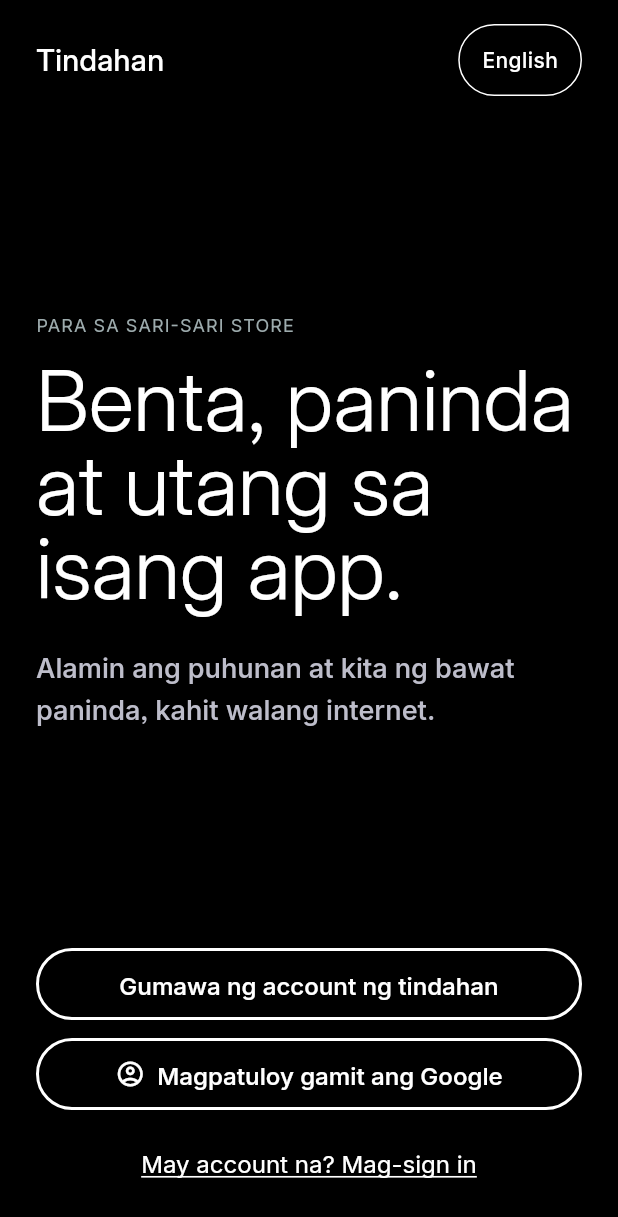
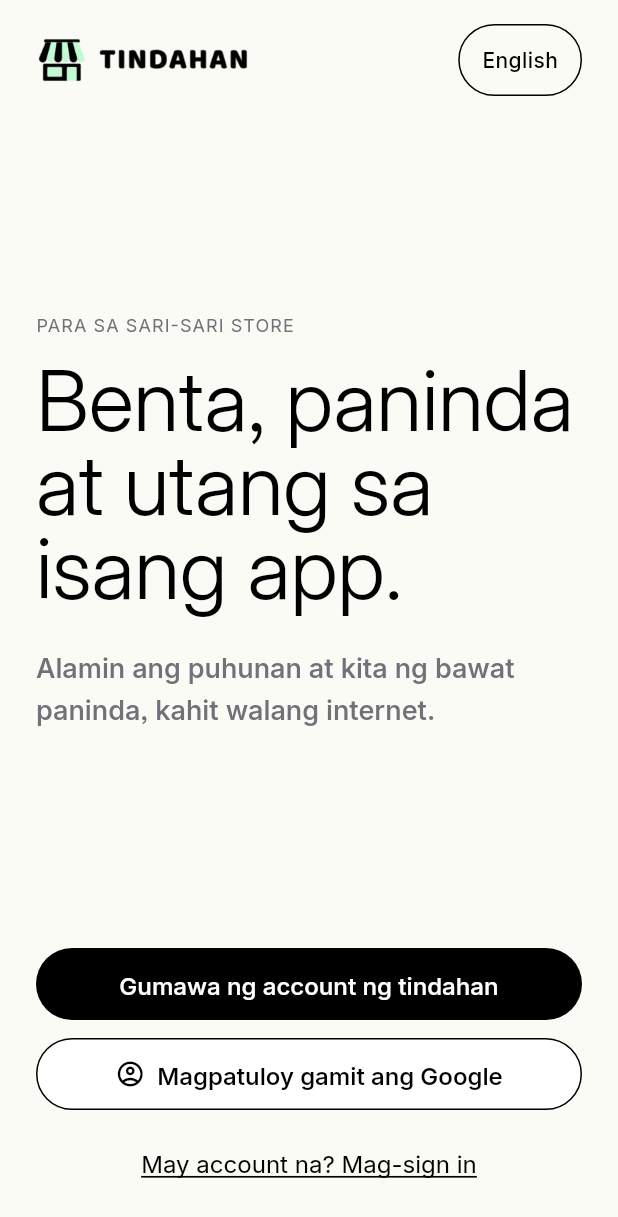
Before and after one commit to zipzap00/tindahan-pos, a Flutter app: the screen it shows after launch, after a tap on "Filipino", on a phone screen of 412 x 824 dp. Shown: the top 1217 px of the screen. Run offline on Flutter 3.47's test engine with Material 3 defaults, Android fonts, the phone set to English and light mode, and no system bars; our stand-ins replace cloud_firestore, firebase_auth, firebase_core, share_plus, shared_preferences; accounts and stored records are empty.

Commit message:
Brand the welcome and loading screens with the Tindahan logo
The welcome screen now uses the same cream canvas as the rest of the
app, with the logo top-left. The owner's logo is recoloured to ink and
aloe on a transparent background (assets/images/logo.png, AppLogo).
Start-up shows a branded loading screen for at least 1.5 s, then fades
to the next screen. Android launch and web page backgrounds are cream
so there is no white flash.

Co-Authored-By: Claude Opus 5.5 <noreply@anthropic.com>

```diff
--- a/lib/app.dart
+++ b/lib/app.dart
@@ -1,3 +1,5 @@
+import 'dart:async';
+
 import 'package:cloud_firestore/cloud_firestore.dart' show FirebaseFirestore;
 import 'package:firebase_auth/firebase_auth.dart';
 import 'package:flutter/material.dart';
@@ -114,8 +116,35 @@ class _SessionScopeHostState extends State<_SessionScopeHost> {
   }
 }
 
-class AuthGate extends StatelessWidget {
+/// Picks the home screen from the session state. At start-up the branded
+/// splash stays for at least [minSplash] so it reads as a loading page rather
+/// than a flicker, then fades to the next screen.
+class AuthGate extends StatefulWidget {
   const AuthGate({super.key});
+
+  static const Duration minSplash = Duration(milliseconds: 1500);
+
+  @override
+  State<AuthGate> createState() => _AuthGateState();
+}
+
+class _AuthGateState extends State<AuthGate> {
+  Timer? _splashTimer;
+  bool _splashDone = false;
+
+  @override
+  void initState() {
+    super.initState();
+    _splashTimer = Timer(AuthGate.minSplash, () {
+      if (mounted) setState(() => _splashDone = true);
+    });
+  }
+
+  @override
+  void dispose() {
+    _splashTimer?.cancel();
+    super.dispose();
+  }
 
   @override
   Widget build(BuildContext context) {
@@ -123,7 +152,10 @@ class AuthGate extends StatelessWidget {
     return ListenableBuilder(
       listenable: controller,
       builder: (context, _) {
-        return switch (controller.state) {
+        final state = controller.state;
+        final Widget screen = !_splashDone
+            ? const SplashScreen()
+            : switch (state) {
                 SessionLoading() => const SplashScreen(),
                 SignedOut() => const WelcomeScreen(),
                 NeedsStore(:final user) => CreateStoreScreen(user: user),
@@ -131,6 +163,7 @@ class AuthGate extends StatelessWidget {
                 SessionFailed(:final error) => SessionErrorScreen(error: error),
                 SessionReady(:final session) => HomeShell(key: ObjectKey(session), isOwner: session.isOwner),
               };
+        return AnimatedSwitcher(duration: const Duration(milliseconds: 300), child: screen);
       },
     );
   }
--- a/lib/core/theme/tokens.dart
+++ b/lib/core/theme/tokens.dart
@@ -1,5 +1,5 @@
 // Design tokens. Every value comes from DESIGN.md (transactional light track
-// for the app, cinematic night track for the welcome screen). Widgets never
+// on every screen; the night tokens remain for reference). Widgets never
 // use raw colours, sizes or radii; they read these constants.
 
 import 'package:flutter/painting.dart';
@@ -130,7 +130,7 @@ abstract final class AppType {
   }
 
   /// Mobile step of display-xxl (DESIGN.md: "drops to ~56–64px"): the
-  /// cinematic welcome headline only.
+  /// welcome headline only (pass an ink colour on the light canvas).
   static final TextStyle displayHero =
       _style(size: 56, weight: 330, height: 1.0, display: true, color: AppColors.onDark);
 
@@ -163,3 +163,11 @@ abstract final class AppType {
   static TextStyle tabular(TextStyle style) =>
       style.copyWith(fontFeatures: const [FontFeature('ss03'), FontFeature('tnum')]);
 }
+
+/// Bundled images.
+abstract final class AppAssets {
+  /// Store-front mark and "TINDAHAN" word, recoloured to the palette (ink and
+  /// aloe) on a transparent background. Width is 4.46 × height.
+  static const String logo = 'assets/images/logo.png';
+  static const double logoAspectRatio = 1203 / 270;
+}
--- a/lib/ui/screens/auth/status_screens.dart
+++ b/lib/ui/screens/auth/status_screens.dart
@@ -4,16 +4,35 @@ import '../../../core/l10n/language.dart';
 import '../../../core/result.dart';
 import '../../../core/theme/tokens.dart';
 import '../../scopes.dart';
+import '../../widgets/brand.dart';
 import '../../widgets/layout.dart';
 import '../../widgets/pill_button.dart';
 import '../../widgets/states.dart';
 
+/// Start-up loading screen: logo, spinner and "Opening the store…", on the
+/// same cream canvas as the rest of the app.
 class SplashScreen extends StatelessWidget {
   const SplashScreen({super.key});
 
   @override
   Widget build(BuildContext context) {
-    return Scaffold(body: CenteredLoader(message: context.s.openingStore));
+    return Scaffold(
+      body: SafeArea(
+        child: Center(
+          child: Padding(
+            padding: const EdgeInsets.symmetric(horizontal: AppSpace.xl),
+            child: Column(
+              mainAxisSize: MainAxisSize.min,
+              children: [
+                const AppLogo(height: 48),
+                const SizedBox(height: AppSpace.xxl),
+                CenteredLoader(message: context.s.openingStore),
+              ],
+            ),
+          ),
+        ),
+      ),
+    );
   }
 }
 
--- a/lib/ui/screens/auth/welcome_screen.dart
+++ b/lib/ui/screens/auth/welcome_screen.dart
@@ -3,14 +3,16 @@ import 'package:flutter/material.dart';
 import '../../../core/l10n/language.dart';
 import '../../../core/theme/tokens.dart';
 import '../../scopes.dart';
+import '../../widgets/brand.dart';
 import '../../widgets/dialogs.dart';
 import '../../widgets/inputs.dart';
 import '../../widgets/layout.dart';
 import '../../widgets/pill_button.dart';
 import '../../widgets/states.dart';
 
-/// The one cinematic (night canvas) screen: black, thin display type, a
-/// white-stroked pill. Everything after it is the light transactional track.
+/// First screen when signed out. Same cream canvas as the rest of the app
+/// (owner's choice, replacing DESIGN.md's black cinematic welcome), with the
+/// logo top-left.
 class WelcomeScreen extends StatelessWidget {
   const WelcomeScreen({super.key});
 
@@ -20,7 +22,6 @@ class WelcomeScreen extends StatelessWidget {
     final language = LanguageScope.of(context);
     final isEnglish = language.language == AppLanguage.en;
     return Scaffold(
-      backgroundColor: AppColors.canvasNight,
       body: SafeArea(
         child: LayoutBuilder(
           builder: (context, constraints) => SingleChildScrollView(
@@ -34,23 +35,20 @@ class WelcomeScreen extends StatelessWidget {
                     const SizedBox(height: AppSpace.lg),
                     Row(
                       children: [
-                        Expanded(
-                          child: Text(
-                            s.appName,
-                            style: AppType.headingMd.copyWith(color: AppColors.onDark),
-                          ),
+                        const Expanded(
+                          child: Align(alignment: Alignment.centerLeft, child: AppLogo(height: 32)),
                         ),
                         TextButton(
                           onPressed: () => language.setLanguage(isEnglish ? AppLanguage.fil : AppLanguage.en),
                           style: TextButton.styleFrom(
-                            foregroundColor: AppColors.onDark,
+                            foregroundColor: AppColors.ink,
                             minimumSize: const Size(48, AppSpace.minTouch),
-                            shape: const StadiumBorder(side: BorderSide(color: AppColors.onDark)),
+                            shape: const StadiumBorder(side: BorderSide(color: AppColors.ink)),
                             padding: const EdgeInsets.symmetric(horizontal: AppSpace.lg),
                           ),
                           child: Text(
                             isEnglish ? 'Filipino' : 'English',
-                            style: AppType.caption.copyWith(color: AppColors.onDark),
+                            style: AppType.caption.copyWith(color: AppColors.ink),
                           ),
                         ),
                       ],
@@ -59,24 +57,23 @@ class WelcomeScreen extends StatelessWidget {
                     const SizedBox(height: AppSpace.huge),
                     Text(
                       s.welcomeEyebrow.toUpperCase(),
-                      style: AppType.eyebrowCap.copyWith(color: AppColors.linkCool1),
+                      style: AppType.eyebrowCap.copyWith(color: AppColors.textSecondary),
                     ),
                     const SizedBox(height: AppSpace.lg),
-                    Text(s.welcomeHeadline, style: AppType.displayHero),
+                    Text(s.welcomeHeadline, style: AppType.displayHero.copyWith(color: AppColors.ink)),
                     const SizedBox(height: AppSpace.xl),
-                    Text(s.welcomeLead, style: AppType.bodyLg.copyWith(color: AppColors.linkCool3)),
+                    Text(s.welcomeLead, style: AppType.bodyLg.copyWith(color: AppColors.textSecondary)),
                     const Spacer(),
                     const SizedBox(height: AppSpace.huge),
                     PillButton(
                       label: s.createStoreAccount,
-                      variant: PillVariant.outlineOnDark,
                       expand: true,
                       onPressed: () => Navigator.of(context).push(
                         MaterialPageRoute<void>(builder: (_) => const SignUpScreen()),
                       ),
                     ),
                     const SizedBox(height: AppSpace.md),
-                    const GoogleSignInButton(variant: PillVariant.outlineOnDark),
+                    const GoogleSignInButton(variant: PillVariant.outline),
                     const SizedBox(height: AppSpace.md),
                     Center(
                       child: TextButton(
@@ -84,15 +81,15 @@ class WelcomeScreen extends StatelessWidget {
                           MaterialPageRoute<void>(builder: (_) => const SignInScreen()),
                         ),
                         style: TextButton.styleFrom(
-                          foregroundColor: AppColors.onDark,
+                          foregroundColor: AppColors.ink,
                           minimumSize: const Size(48, AppSpace.minTouch),
                         ),
                         child: Text(
                           s.haveAccountSignIn,
                           style: AppType.bodyMd.copyWith(
-                            color: AppColors.onDark,
+                            color: AppColors.ink,
                             decoration: TextDecoration.underline,
-                            decorationColor: AppColors.onDark,
+                            decorationColor: AppColors.ink,
                           ),
                         ),
                       ),
--- /dev/null
+++ b/lib/ui/widgets/brand.dart
@@ -0,0 +1,24 @@
+import 'package:flutter/material.dart';
+
+import '../../core/l10n/language.dart';
+import '../../core/theme/tokens.dart';
+
+/// The Tindahan logo (store front + word). Sized by height; the width
+/// follows the image's aspect ratio. Screen readers hear the app name.
+class AppLogo extends StatelessWidget {
+  const AppLogo({super.key, this.height = 32});
+
+  final double height;
+
+  @override
+  Widget build(BuildContext context) {
+    return Image.asset(
+      AppAssets.logo,
+      height: height,
+      width: height * AppAssets.logoAspectRatio,
+      fit: BoxFit.contain,
+      filterQuality: FilterQuality.medium,
+      semanticLabel: context.s.appName,
+    );
+  }
+}
--- a/pubspec.yaml
+++ b/pubspec.yaml
@@ -27,6 +27,9 @@ dev_dependencies:
 
 flutter:
   uses-material-design: true
+  assets:
+    # Logo recoloured to the DESIGN.md palette, transparent background.
+    - assets/images/logo.png
   fonts:
     # Inter 4.1 variable font (SIL OFL, see assets/fonts/Inter-LICENSE.txt).
     # Body roles use the text optical size; display roles use opsz 32
```
Also changed, not shown: assets/images/logo.png (added), photo/logo.png, 9 other files. Lines whose indentation alone changed are shown as unchanged.
